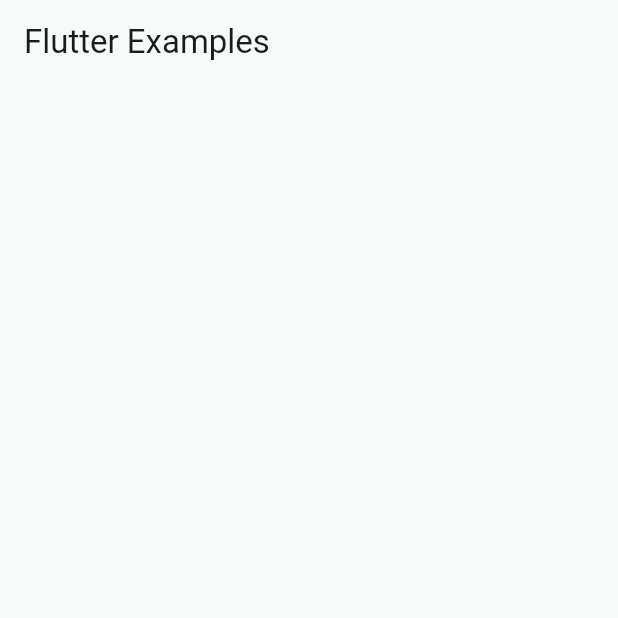
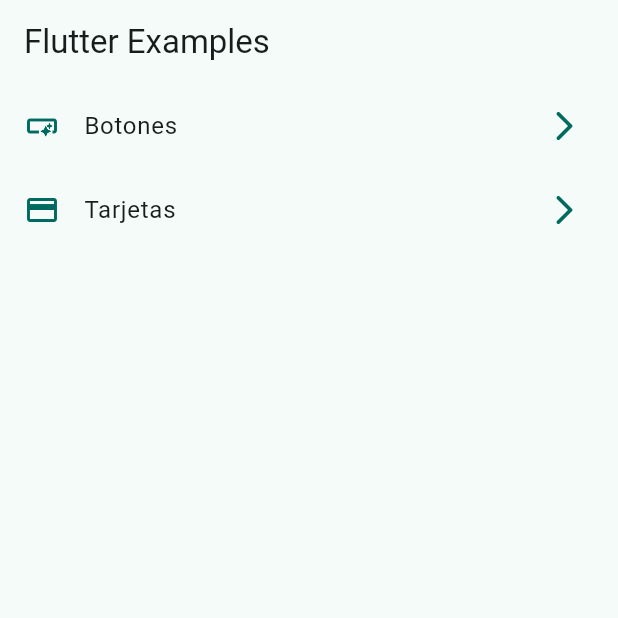
Before and after one commit to pragmant6/widgets_app, a Flutter app: the screen it shows after launch, on a phone screen of 412 x 824 dp, the top half of it. Run offline on Flutter 3.47's test engine with Material 3 defaults, Android fonts, the phone set to English and light mode, and no system bars.

Commit message:
se implemento HomeScreen

```diff
--- a/lib/presentation/screen/home/home_screen.dart
+++ b/lib/presentation/screen/home/home_screen.dart
@@ -1,10 +1,47 @@
 import 'package:flutter/material.dart';
+import 'package:widgets_app/config/menu/menu_item.dart';
 
 class HomeScreen extends StatelessWidget {
   const HomeScreen({super.key});
 
   @override
   Widget build(BuildContext context) {
-    return Scaffold(appBar: AppBar(title: const Text('Flutter Examples')));
+    return Scaffold(
+      appBar: AppBar(title: const Text('Flutter Examples')),
+      body: const _HomeView(),
+    );
   }
 }
+
+class _HomeView extends StatelessWidget {
+  const _HomeView();
+  @override
+  Widget build(BuildContext context) {
+    return ListView.builder(
+      itemCount: appMenuItems.length,
+      itemBuilder: (context, index) {
+        final MenuItem item = appMenuItems[index];
+        return _CustomListTitle(item: item);
+      },
+    );
+  }
+}
+
+class _CustomListTitle extends StatelessWidget {
+  const _CustomListTitle({required this.item});
+
+  final MenuItem item;
+
+  @override
+  Widget build(BuildContext context) {
+    final colors = Theme.of(context).colorScheme;
+    return ListTile(
+      leading: Icon(item.icon, color: colors.primary),
+      trailing: Icon(Icons.arrow_forward_ios_rounded, color: colors.primary),
+      title: Text(item.title),
+      onTap: () {
+        Navigator.pushNamed(context, item.link);
+      },
+    );
+  }
+}
```
